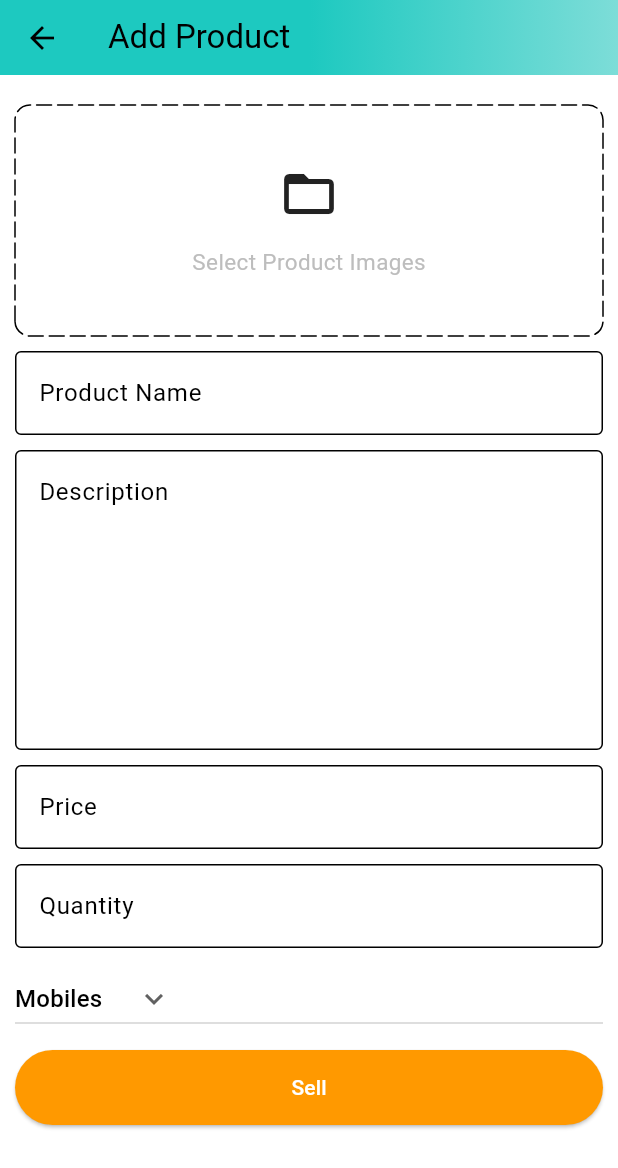
After one commit to shreyaniraula/amazon_clone, a Flutter app: the AdminScreen screen opened directly, after a tap on the "add" icon, on a phone screen of 412 x 824 dp. The commit adds this screen. Shown: the top 1168 px of the screen. Run offline on Flutter 3.47's test engine with Material 3 defaults, Android fonts, the phone set to English and light mode, and no system bars; drawn by our look-alikes of dotted_border; our stand-ins replace badges, carousel_slider, shared_preferences; accounts and stored records are empty.

Commit message:
Add Product Screen created

```diff
--- a/lib/common/widgets/custom_textfield.dart
+++ b/lib/common/widgets/custom_textfield.dart
@@ -3,13 +3,18 @@ import 'package:flutter/material.dart';
 class CustomTextField extends StatelessWidget {
   final TextEditingController controller;
   final String hintText;
+  final int maxLines;
   const CustomTextField(
-      {super.key, required this.controller, required this.hintText});
+      {super.key,
+      required this.controller,
+      required this.hintText,
+      this.maxLines = 1});
 
   @override
   Widget build(BuildContext context) {
     return TextFormField(
       controller: controller,
+      maxLines: maxLines,
       decoration: InputDecoration(
         hintText: hintText,
         border: const OutlineInputBorder(
--- /dev/null
+++ b/lib/features/admin/screens/add_product_screen.dart
@@ -0,0 +1,137 @@
+import 'package:amazon_clone/common/widgets/custom_button.dart';
+import 'package:amazon_clone/common/widgets/custom_textfield.dart';
+import 'package:amazon_clone/constants/global_variables.dart';
+import 'package:dotted_border/dotted_border.dart';
+import 'package:flutter/material.dart';
+
+class AddProductScreen extends StatefulWidget {
+  static const String routeName = '/add-product';
+  const AddProductScreen({super.key});
+
+  @override
+  State<AddProductScreen> createState() => _AddProductScreenState();
+}
+
+class _AddProductScreenState extends State<AddProductScreen> {
+  final TextEditingController productNameController = TextEditingController();
+  final TextEditingController descriptionController = TextEditingController();
+  final TextEditingController priceController = TextEditingController();
+  final TextEditingController quantityController = TextEditingController();
+
+  String category = 'Mobiles';
+
+  @override
+  void dispose() {
+    super.dispose();
+    productNameController.dispose();
+    descriptionController.dispose();
+    priceController.dispose();
+    quantityController.dispose();
+  }
+
+  List<String> productCategories = [
+    'Mobiles',
+    'Essentials',
+    'Appliances',
+    'Books',
+    'Fashion'
+  ];
+
+  @override
+  Widget build(BuildContext context) {
+    return Scaffold(
+      appBar: PreferredSize(
+        preferredSize: const Size.fromHeight(50),
+        child: AppBar(
+          flexibleSpace: Container(
+            decoration:
+                const BoxDecoration(gradient: GlobalVariables.appBarGradient),
+          ),
+          title: const Text(
+            'Add Product',
+            style: TextStyle(color: Colors.black),
+          ),
+        ),
+      ),
+      body: SingleChildScrollView(
+        child: Form(
+          child: Padding(
+            padding: const EdgeInsets.symmetric(horizontal: 10.0),
+            child: Column(
+              children: [
+                const SizedBox(
+                  height: 20,
+                ),
+                DottedBorder(
+                  borderType: BorderType.RRect,
+                  radius: const Radius.circular(10),
+                  dashPattern: const [10, 4],
+                  strokeCap: StrokeCap.round,
+                  child: Container(
+                    width: double.infinity,
+                    height: 150,
+                    decoration: BoxDecoration(
+                      borderRadius: BorderRadius.circular(10),
+                    ),
+                    child: Column(
+                      mainAxisAlignment: MainAxisAlignment.center,
+                      children: [
+                        const Icon(
+                          Icons.folder_open,
+                          size: 40,
+                        ),
+                        const SizedBox(
+                          height: 15,
+                        ),
+                        Text(
+                          'Select Product Images',
+                          style: TextStyle(
+                              fontSize: 15, color: Colors.grey.shade400),
+                        ),
+                      ],
+                    ),
+                  ),
+                ),
+                const SizedBox(height: 10),
+                CustomTextField(
+                    controller: productNameController,
+                    hintText: 'Product Name'),
+                const SizedBox(height: 10),
+                CustomTextField(
+                    controller: descriptionController,
+                    hintText: 'Description',
+                    maxLines: 7),
+                const SizedBox(height: 10),
+                CustomTextField(controller: priceController, hintText: 'Price'),
+                const SizedBox(height: 10),
+                CustomTextField(
+                    controller: quantityController, hintText: 'Quantity'),
+                const SizedBox(height: 10),
+                SizedBox(
+                  width: double.infinity,
+                  child: DropdownButton(
+                    value: category,
+                    icon: const Icon(Icons.keyboard_arrow_down),
+                    items: productCategories.map((String item) {
+                      return DropdownMenuItem(
+                        value: item,
+                        child: Text(item),
+                      );
+                    }).toList(),
+                    onChanged: (String? newVal) {
+                      setState(() {
+                        category = newVal!;
+                      });
+                    },
+                  ),
+                ),
+                const SizedBox(height: 10),
+                CustomButton(text: 'Sell', onTap: () {}),
+              ],
+            ),
+          ),
+        ),
+      ),
+    );
+  }
+}
--- /dev/null
+++ b/lib/features/admin/screens/admin_screen.dart
@@ -0,0 +1,131 @@
+import 'package:amazon_clone/constants/global_variables.dart';
+import 'package:amazon_clone/features/admin/screens/posts_screen.dart';
+import 'package:flutter/material.dart';
+
+class AdminScreen extends StatefulWidget {
+  const AdminScreen({super.key});
+
+  @override
+  State<AdminScreen> createState() => _AdminScreenState();
+}
+
+class _AdminScreenState extends State<AdminScreen> {
+  int _page = 0;
+  double bottomBarWidth = 42;
+  double bottomBarBorderWidth = 5;
+
+  List<Widget> pages = [
+    const PostsScreen(),
+    const Center(
+      child: Text('Cart page'),
+    ),
+    const Center(
+      child: Text('Cart page'),
+    ),
+  ];
+
+  void updatePage(int page) {
+    setState(() {
+      _page = page;
+    });
+  }
+
+  @override
+  Widget build(BuildContext context) {
+    return Scaffold(
+      appBar: PreferredSize(
+        preferredSize: const Size.fromHeight(50),
+        child: AppBar(
+          flexibleSpace: Container(
+            decoration:
+                const BoxDecoration(gradient: GlobalVariables.appBarGradient),
+          ),
+          title: Row(
+            mainAxisAlignment: MainAxisAlignment.spaceBetween,
+            children: [
+              Container(
+                alignment: Alignment.topLeft,
+                child: Image.asset(
+                  'assets/images/amazon_in.png',
+                  width: 120,
+                  height: 45,
+                  color: Colors.black,
+                ),
+              ),
+              const Text(
+                'Admin',
+                style:
+                    TextStyle(color: Colors.black, fontWeight: FontWeight.bold),
+              ),
+            ],
+          ),
+        ),
+      ),
+      body: pages[_page],
+      bottomNavigationBar: BottomNavigationBar(
+        currentIndex: _page,
+        selectedItemColor: GlobalVariables.selectedNavBarColor,
+        unselectedItemColor: GlobalVariables.unselectedNavBarColor,
+        backgroundColor: GlobalVariables.backgroundColor,
+        iconSize: 28,
+        onTap: updatePage,
+        items: [
+          //Posts
+          BottomNavigationBarItem(
+            icon: Container(
+              width: bottomBarWidth,
+              decoration: BoxDecoration(
+                border: Border(
+                  top: BorderSide(
+                    color: _page == 0
+                        ? GlobalVariables.selectedNavBarColor
+                        : GlobalVariables.backgroundColor,
+                    width: bottomBarBorderWidth,
+                  ),
+                ),
+              ),
+              child: const Icon(Icons.home_outlined),
+            ),
+            label: '',
+          ),
+          //Analytics
+          BottomNavigationBarItem(
+            icon: Container(
+              width: bottomBarWidth,
+              decoration: BoxDecoration(
+                border: Border(
+                  top: BorderSide(
+                    color: _page == 1
+                        ? GlobalVariables.selectedNavBarColor
+                        : GlobalVariables.backgroundColor,
+                    width: bottomBarBorderWidth,
+                  ),
+                ),
+              ),
+              child: const Icon(Icons.analytics_outlined),
+            ),
+            label: '',
+          ),
+          //Orders
+          BottomNavigationBarItem(
+            icon: Container(
+              width: bottomBarWidth,
+              decoration: BoxDecoration(
+                border: Border(
+                  top: BorderSide(
+                    color: _page == 2
+                        ? GlobalVariables.selectedNavBarColor
+                        : GlobalVariables.backgroundColor,
+                    width: bottomBarBorderWidth,
+                  ),
+                ),
+              ),
+              child: const Icon(Icons.all_inbox_outlined),
+            ),
+            label: '',
+          ),
+        ],
+      ),
+    );
+  }
+}
--- /dev/null
+++ b/lib/features/admin/screens/posts_screen.dart
@@ -0,0 +1,32 @@
+import 'package:amazon_clone/constants/global_variables.dart';
+import 'package:amazon_clone/features/admin/screens/add_product_screen.dart';
+import 'package:flutter/material.dart';
+
+class PostsScreen extends StatefulWidget {
+  const PostsScreen({super.key});
+
+  @override
+  State<PostsScreen> createState() => _PostsScreenState();
+}
+
+class _PostsScreenState extends State<PostsScreen> {
+  void navigateToAddProduct() {
+    Navigator.pushNamed(context, AddProductScreen.routeName);
+  }
+
+  @override
+  Widget build(BuildContext context) {
+    return Scaffold(
+      body: const Center(
+        child: Text('Products'),
+      ),
+      floatingActionButton: FloatingActionButton(
+        tooltip: 'Add a product',
+        onPressed: navigateToAddProduct,
+        backgroundColor: GlobalVariables.selectedNavBarColor,
+        child: const Icon(Icons.add),
+      ),
+      floatingActionButtonLocation: FloatingActionButtonLocation.centerFloat,
+    );
+  }
+}
--- a/lib/main.dart
+++ b/lib/main.dart
@@ -1,5 +1,6 @@
 import 'package:amazon_clone/common/widgets/bottom_bar.dart';
 import 'package:amazon_clone/constants/global_variables.dart';
+import 'package:amazon_clone/features/admin/screens/admin_screen.dart';
 import 'package:amazon_clone/features/auth/screens/auth_screen.dart';
 import 'package:amazon_clone/features/auth/services/auth_service.dart';
 import 'package:amazon_clone/providers/user_provider.dart';
@@ -48,7 +49,9 @@ class _MyAppState extends State<MyApp> {
         ),
       ),
       home: Provider.of<UserProvider>(context).user.token.isNotEmpty
-          ? const BottomBar()
+          ? Provider.of<UserProvider>(context).user.type == 'user'
+              ? const BottomBar()
+              : const AdminScreen()
           : const AuthScreen(),
     );
   }
--- a/lib/router.dart
+++ b/lib/router.dart
@@ -1,4 +1,5 @@
 import 'package:amazon_clone/common/widgets/bottom_bar.dart';
+import 'package:amazon_clone/features/admin/screens/add_product_screen.dart';
 import 'package:amazon_clone/features/auth/screens/auth_screen.dart';
 import 'package:amazon_clone/features/home/screens/home_screen.dart';
 import 'package:flutter/material.dart';
@@ -23,6 +24,12 @@ Route<dynamic> generateRoute(RouteSettings routeSettings) {
         builder: (_) => const BottomBar(),
       );
 
+    case AddProductScreen.routeName:
+      return MaterialPageRoute(
+        settings: routeSettings,
+        builder: (_) => const AddProductScreen(),
+      );
+
     default:
       return MaterialPageRoute(
         settings: routeSettings,
--- a/pubspec.yaml
+++ b/pubspec.yaml
@@ -18,6 +18,7 @@ dependencies:
   provider: ^6.1.2
   badges: ^3.1.2
   carousel_slider: ^4.2.1
+  dotted_border: ^2.1.0
 
 dev_dependencies:
   flutter_test:
```
